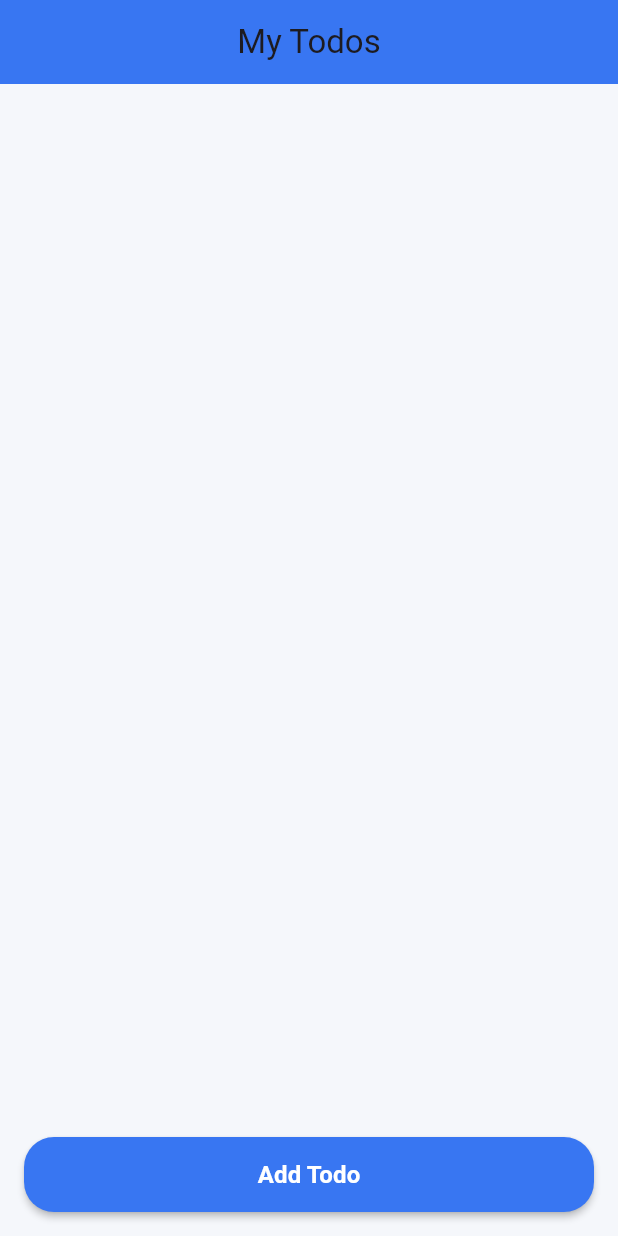
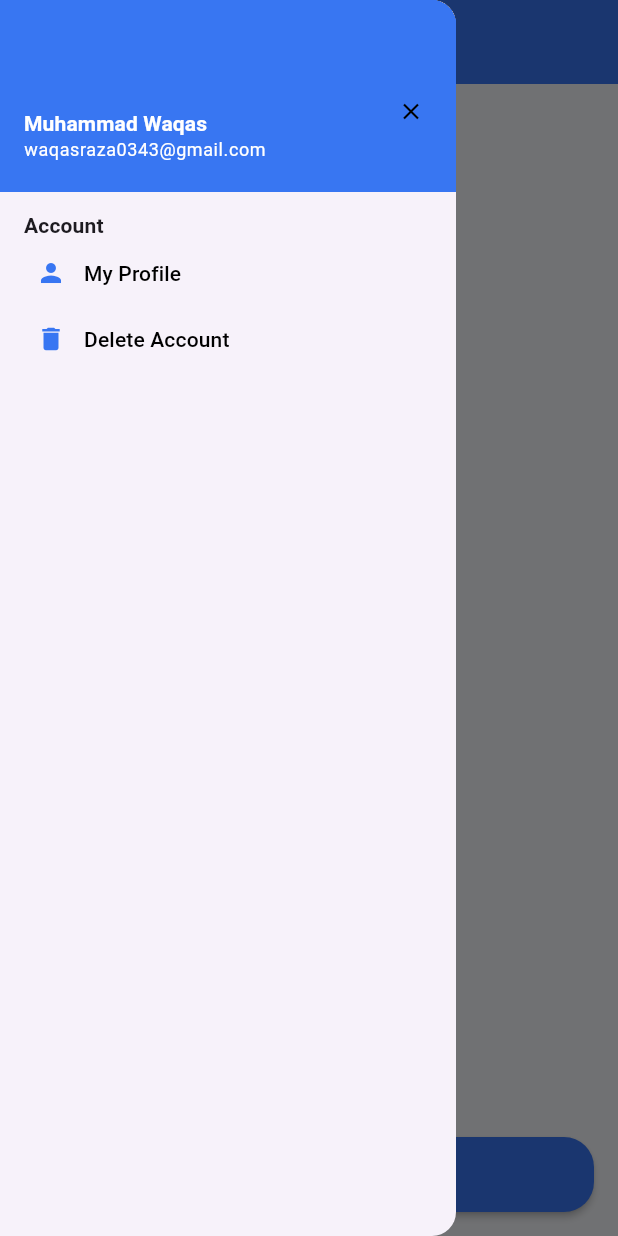
Before and after one commit to Waqas0343/to_do_app_reverpod, a Flutter app: the HomeScreen screen opened by its route, with the side drawer open (before the commit the screen has no drawer), on a phone screen of 412 x 824 dp. Run offline on Flutter 3.47's test engine with Material 3 defaults, Android fonts, the phone set to English and light mode, and no system bars; our stand-ins replace flutter_riverpod, go_router, shared_preferences; accounts and stored records are empty.

Commit message:
Implement App Drawer

```diff
--- /dev/null
+++ b/lib/core/widgets/app_drawer.dart
@@ -0,0 +1,100 @@
+import 'package:flutter/material.dart';
+import 'package:flutter_riverpod/flutter_riverpod.dart';
+import '../theme/app_colors.dart';
+import 'drawer_list.dart';
+
+class AppDrawer extends ConsumerWidget {
+  const AppDrawer({super.key});
+
+  @override
+  Widget build(BuildContext context, WidgetRef ref) {
+    return Drawer(
+      child: Column(
+        children: [
+          Container(
+            width: double.infinity,
+            padding: const EdgeInsets.only(
+                top: 60, bottom: 20, left: 16, right: 16),
+            decoration: const BoxDecoration(color: AppColors.primary),
+            child: Stack(
+              children: [
+                Column(
+                  crossAxisAlignment: CrossAxisAlignment.start,
+                  children: [
+                    SizedBox(height: 12,),
+                    Text(
+                      'Muhammad Waqas',
+                      style: Theme.of(context).textTheme.titleSmall?.copyWith(
+                        color: AppColors.textLight,
+                        fontWeight: FontWeight.bold,
+                      ),
+                    ),
+                    Text(
+                      "waqasraza0343@gmail.com",
+                      style: Theme.of(context).textTheme.bodySmall?.copyWith(
+                        color: AppColors.textLight,
+                      ),
+                    ),
+                  ],
+                ),
+                Positioned(
+                  right: 0,
+                  top: 0,
+                  child: GestureDetector(
+                    onTap: () => Navigator.pop(context),
+                    child:  CircleAvatar(
+                      radius: 14,
+                      backgroundColor: AppColors.primary,
+                      child: Icon(Icons.close, size: 18, color: Colors.black),
+                    ),
+                  ),
+                ),
+              ],
+            ),
+          ),
+
+          SizedBox(height: 12,),
+          Expanded(
+            child: ListView(
+              padding:  EdgeInsets.symmetric(horizontal: 16),
+              children: [
+                _sectionTitle(context, "Account"),
+
+                DrawerList(
+                  title: "My Profile",
+                  iconData: Icons.person,
+                  onTap: () {
+                    Navigator.pop(context);
+                  },
+                ),
+
+                DrawerList(
+                  title: "Delete Account",
+                  iconData: Icons.delete,
+                  onTap: () {
+                    Navigator.pop(context);
+
+                  },
+                ),
+
+                const SizedBox(height: 30),
+              ],
+            ),
+          ),
+
+        ],
+      ),
+    );
+  }
+
+  /// 🔹 Section Title
+  Widget _sectionTitle(BuildContext context, String title) {
+    return Text(
+      title,
+      style: Theme.of(context).textTheme.titleSmall?.copyWith(
+        fontWeight: FontWeight.bold,
+        fontSize: 14,
+      ),
+    );
+  }
+}
--- /dev/null
+++ b/lib/core/widgets/drawer_list.dart
@@ -0,0 +1,75 @@
+import 'package:flutter/material.dart';
+
+import '../theme/app_colors.dart';
+
+
+class DrawerList extends StatelessWidget {
+  final String title;
+  final IconData? iconData;
+  final Function? onTap;
+  final int unReadNotifications;
+  final bool isBottomBorder;
+
+  const DrawerList({
+    required this.title,
+    this.onTap,
+    this.isBottomBorder = true,
+    this.iconData,
+    this.unReadNotifications = 0,
+    super.key,
+  });
+
+  @override
+  Widget build(BuildContext context) {
+    return Padding(
+      padding: const EdgeInsets.symmetric(vertical: 0, horizontal: 8.0),
+      child: InkWell(
+        onTap: () => onTap!(),
+        child: Row(
+          mainAxisAlignment: MainAxisAlignment.spaceBetween,
+          children: <Widget>[
+            Expanded(
+              child: Row(
+                children: <Widget>[
+                    Icon(
+                      iconData,
+                      size: 20,
+                      color: AppColors.primary
+                    ),
+                  Flexible(
+                    child: Padding(
+                      padding:  EdgeInsets.all(12.0),
+                      child: Text(
+                        title,
+                        style: Theme.of(context).textTheme.titleSmall?.copyWith(
+                          color: Colors.black,
+                        )
+                      ),
+                    ),
+                  ),
+                  if (unReadNotifications > 0)
+                    Container(
+                      width: 20,
+                      height: 20,
+                      padding:  EdgeInsets.all(2),
+                      decoration:  BoxDecoration(
+                        shape: BoxShape.circle,
+                        color: Colors.blue,
+                      ),
+                      alignment: Alignment.center,
+                      child: Text(
+                        unReadNotifications.toString(),
+                        style: Theme.of(context).textTheme.titleSmall?.copyWith(
+                          color: Colors.white,
+                        )
+                      ),
+                    ),
+                ],
+              ),
+            ),
+          ],
+        ),
+      ),
+    );
+  }
+}
--- a/lib/features/todo/presentation/screens/home_screen.dart
+++ b/lib/features/todo/presentation/screens/home_screen.dart
@@ -2,6 +2,7 @@ import 'package:flutter/material.dart';
 import 'package:flutter_riverpod/flutter_riverpod.dart';
 import 'package:go_router/go_router.dart';
 import 'package:to_do_app_reverpod/routes/routes.dart';
+import '../../../../core/widgets/app_drawer.dart';
 import '../../../../core/widgets/custom_button.dart';
 import '../providers/todo_provider.dart';
 import 'add_edit_todo_screen.dart';
@@ -12,9 +13,9 @@ class HomeScreen extends ConsumerWidget {
   @override
   Widget build(BuildContext context, WidgetRef ref) {
     final todos = ref.watch(todoListProvider);
-
     return Scaffold(
       appBar: AppBar(title: Text("My Todos")),
+      drawer: AppDrawer(),
       body: Column(
         children: [
           Expanded(
@@ -48,7 +49,7 @@ class HomeScreen extends ConsumerWidget {
             padding: const EdgeInsets.all(16.0),
             child: CustomButton(
               title: "Add Todo",
-              onPressed: () => context.go(AppRoutes.addNotesScreen),
+              onPressed: () => context.push(AppRoutes.addNotesScreen),
             ),
           ),
         ],
```
